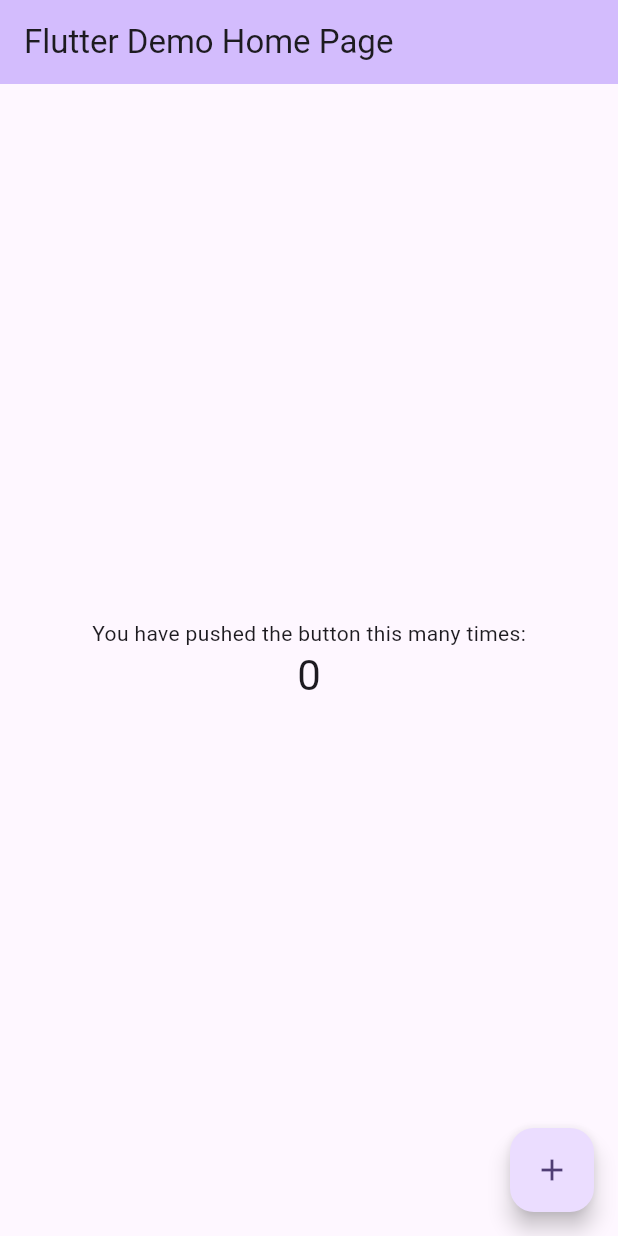
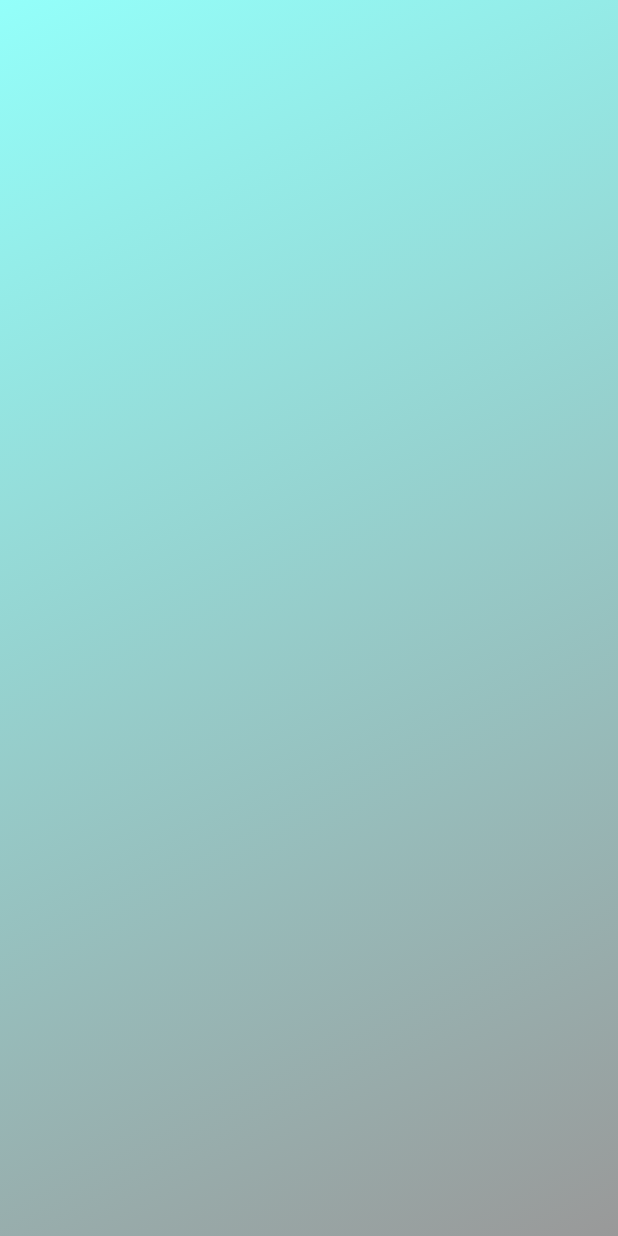
Before and after one commit to MuhamadRezaa/absenqu_flutter, a Flutter app: the screen it shows after launch, on a phone screen of 412 x 824 dp. Run offline on Flutter 3.47's test engine with Material 3 defaults, Android fonts, the phone set to English and light mode, and no system bars.

Commit message:
penambahan splash screen

```diff
--- a/lib/main.dart
+++ b/lib/main.dart
@@ -1,3 +1,4 @@
+import 'package:absenqu_flutter/screens/splash_screen.dart';
 import 'package:flutter/material.dart';
 
 void main() {
@@ -11,112 +12,12 @@ class MyApp extends StatelessWidget {
   @override
   Widget build(BuildContext context) {
     return MaterialApp(
-      title: 'Flutter Demo',
+      title: 'AbsenQu',
       theme: ThemeData(
-        // This is the theme of your application.
-        //
-        // TRY THIS: Try running your application with "flutter run". You'll see
-        // the application has a purple toolbar. Then, without quitting the app,
-        // try changing the seedColor in the colorScheme below to Colors.green
-        // and then invoke "hot reload" (save your changes or press the "hot
-        // reload" button in a Flutter-supported IDE, or press "r" if you used
-        // the command line to start the app).
-        //
-        // Notice that the counter didn't reset back to zero; the application
-        // state is not lost during the reload. To reset the state, use hot
-        // restart instead.
-        //
-        // This works for code too, not just values: Most code changes can be
-        // tested with just a hot reload.
         colorScheme: ColorScheme.fromSeed(seedColor: Colors.deepPurple),
       ),
-      home: const MyHomePage(title: 'Flutter Demo Home Page'),
+      debugShowCheckedModeBanner: false,
+      home: const SplashScreen(),
     );
   }
 }
-
-class MyHomePage extends StatefulWidget {
-  const MyHomePage({super.key, required this.title});
-
-  // This widget is the home page of your application. It is stateful, meaning
-  // that it has a State object (defined below) that contains fields that affect
-  // how it looks.
-
-  // This class is the configuration for the state. It holds the values (in this
-  // case the title) provided by the parent (in this case the App widget) and
-  // used by the build method of the State. Fields in a Widget subclass are
-  // always marked "final".
-
-  final String title;
-
-  @override
-  State<MyHomePage> createState() => _MyHomePageState();
-}
-
-class _MyHomePageState extends State<MyHomePage> {
-  int _counter = 0;
-
-  void _incrementCounter() {
-    setState(() {
-      // This call to setState tells the Flutter framework that something has
-      // changed in this State, which causes it to rerun the build method below
-      // so that the display can reflect the updated values. If we changed
-      // _counter without calling setState(), then the build method would not be
-      // called again, and so nothing would appear to happen.
-      _counter++;
-    });
-  }
-
-  @override
-  Widget build(BuildContext context) {
-    // This method is rerun every time setState is called, for instance as done
-    // by the _incrementCounter method above.
-    //
-    // The Flutter framework has been optimized to make rerunning build methods
-    // fast, so that you can just rebuild anything that needs updating rather
-    // than having to individually change instances of widgets.
-    return Scaffold(
-      appBar: AppBar(
-        // TRY THIS: Try changing the color here to a specific color (to
-        // Colors.amber, perhaps?) and trigger a hot reload to see the AppBar
-        // change color while the other colors stay the same.
-        backgroundColor: Theme.of(context).colorScheme.inversePrimary,
-        // Here we take the value from the MyHomePage object that was created by
-        // the App.build method, and use it to set our appbar title.
-        title: Text(widget.title),
-      ),
-      body: Center(
-        // Center is a layout widget. It takes a single child and positions it
-        // in the middle of the parent.
-        child: Column(
-          // Column is also a layout widget. It takes a list of children and
-          // arranges them vertically. By default, it sizes itself to fit its
-          // children horizontally, and tries to be as tall as its parent.
-          //
-          // Column has various properties to control how it sizes itself and
-          // how it positions its children. Here we use mainAxisAlignment to
-          // center the children vertically; the main axis here is the vertical
-          // axis because Columns are vertical (the cross axis would be
-          // horizontal).
-          //
-          // TRY THIS: Invoke "debug painting" (choose the "Toggle Debug Paint"
-          // action in the IDE, or press "p" in the console), to see the
-          // wireframe for each widget.
-          mainAxisAlignment: MainAxisAlignment.center,
-          children: <Widget>[
-            const Text('You have pushed the button this many times:'),
-            Text(
-              '$_counter',
-              style: Theme.of(context).textTheme.headlineMedium,
-            ),
-          ],
-        ),
-      ),
-      floatingActionButton: FloatingActionButton(
-        onPressed: _incrementCounter,
-        tooltip: 'Increment',
-        child: const Icon(Icons.add),
-      ), // This trailing comma makes auto-formatting nicer for build methods.
-    );
-  }
-}
--- /dev/null
+++ b/lib/screens/splash_screen.dart
@@ -0,0 +1,22 @@
+import 'package:flutter/material.dart';
+
+class SplashScreen extends StatelessWidget {
+  const SplashScreen({super.key});
+
+  @override
+  Widget build(BuildContext context) {
+    return const Scaffold(
+      body: SizedBox.expand(
+        child: DecoratedBox(
+          decoration: BoxDecoration(
+            gradient: LinearGradient(
+              colors: [Color(0xFF93FFFA), Color(0xFF999999)],
+              begin: Alignment.topLeft,
+              end: Alignment.bottomRight,
+            ),
+          ),
+        ),
+      ),
+    );
+  }
+}
```
Also changed, not shown: pubspec.yaml (+46 -47 lines), assets/images/splash-image.png (added).
